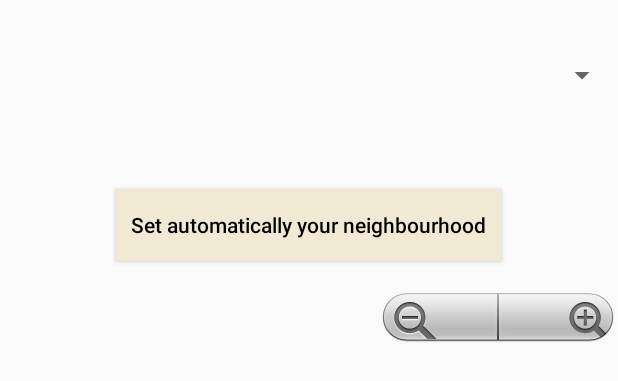
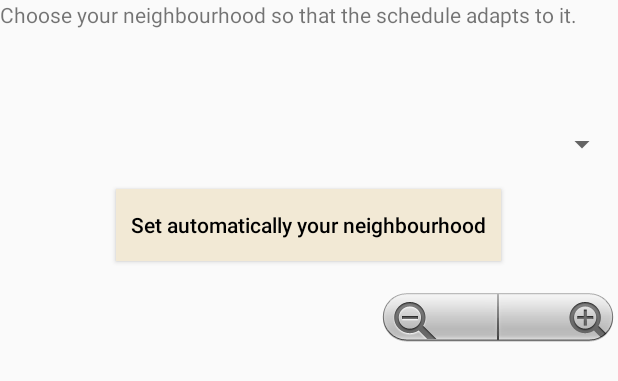
Before and after one commit to VincentBeauregard/IFT2905-ProjetFinal, an Android app: the layout fragment_maps.xml on its own in the app's theme, with its tools: preview values and no code run, on a phone screen of 412 x 824 dp. Shown: the top 381 px of the screen. Run offline under Robolectric (Android 15) with nearby library versions, the phone set to English and light mode, and no system bars.

```diff
--- a/Trashy/app/src/main/java/projet/trashyv15/MainActivity.java
+++ b/Trashy/app/src/main/java/projet/trashyv15/MainActivity.java
@@ -157,7 +157,7 @@ public class MainActivity extends AppCompatActivity
                 fragment = new EcoFragment();
                 break;
             case R.id.nav_about:
-                //fragment = new AboutFragment();
+                fragment = new AboutFragment();
                 break;
         }
 
--- a/Trashy/app/src/main/res/layout/fragment_maps.xml
+++ b/Trashy/app/src/main/res/layout/fragment_maps.xml
@@ -20,11 +20,10 @@
         android:prompt="@string/selectNh"
         android:layout_width="match_parent"
         android:layout_height="wrap_content"
-        android:layout_marginTop="13dp"
         android:layout_below="@+id/switchStatus"
+        android:layout_alignParentLeft="true"
         android:layout_alignParentStart="true"
-        android:layout_alignParentLeft="true"
-        />
+        android:layout_marginTop="59dp" />
 
     <Button
         android:id="@+id/accedCarte"
@@ -74,5 +73,15 @@
         android:layout_alignParentRight="true"
         android:layout_alignParentEnd="true" />
 
+    <TextView
+        android:id="@+id/textView3"
+        android:layout_width="wrap_content"
+        android:layout_height="wrap_content"
+        android:text="@string/mapsText"
+        android:layout_alignParentRight="true"
+        android:layout_alignParentEnd="true"
+        android:layout_toRightOf="@+id/switchStatus"
+        android:layout_toEndOf="@+id/switchStatus" />
+
 
 </RelativeLayout>
--- a/Trashy/app/src/main/res/values/strings.xml
+++ b/Trashy/app/src/main/res/values/strings.xml
@@ -52,9 +52,12 @@
         <item>Never</item>
     </string-array>
 
-    <string name="InfoEcoCentre" translatable="true">
-        Do you have any items you want to get rid off without harming the environment? Montreal has 7 eco-centers that accept items that are a health hazard or harmful to the environment
-        such as construction waste, metal, electronic devices, clothing and reusable items.
+    <string name="InfoEcoCentre" translatable="true">"        Do you have any items you want to get rid off without harming the environment? \n        Montreal has 7 eco-centers that accept items that are a health hazard or harmful to the environment such as construction waste, metal, electronic devices, clothing and reusable items.\n    "</string>
+
+    <string name="mapsText" translatable="true">
+        Choose your neighbourhood so that the schedule adapts to it.
     </string>
 
+    <string name="about" translatable="true">\n        Trashy is an app that will ease your life.\n        Do you constantly forget on which days you should take out your trash, recycling bags or compost? Trashy is here to help.\n        Connected to the city\'s schedules, Trashy will inform you, depending on your location , on which days you should take out your wastes.\n        \n        Are you willing to be even more eco-friendly? Let us tell you the closest eco-centers\n        where you can bring different types of waste (such as batteries, metal, old clothes) in order to reuse it, or simply throw it away carefully.\n\n        Plus, all of the information you need is carefully registered in your calendaer.  Have a look.</string>
+
 </resources>
```
Also changed, not shown: Trashy/app/src/main/java/projet/trashyv15/AboutFragment.java (added, +33 -0 lines), Trashy/app/src/main/java/projet/trashyv15/TrashySettingsFragment.java (+63 -1 lines), Trashy/app/src/main/res/layout/fragment_about.xml (added, +14 -0 lines), 2 other files.
